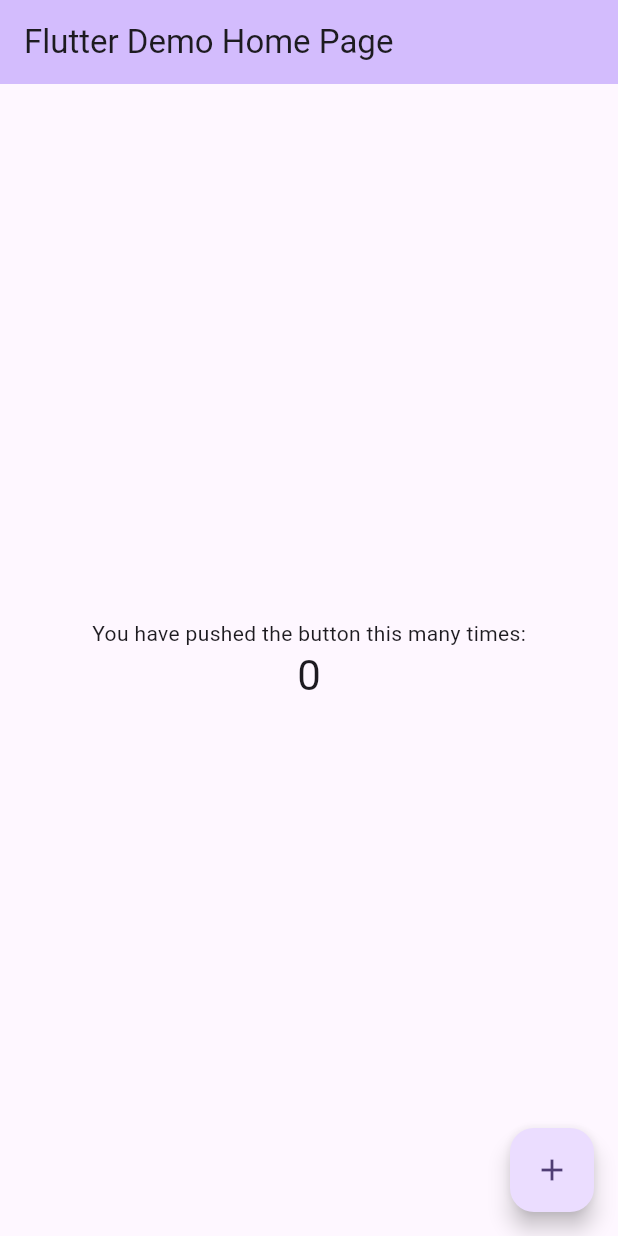
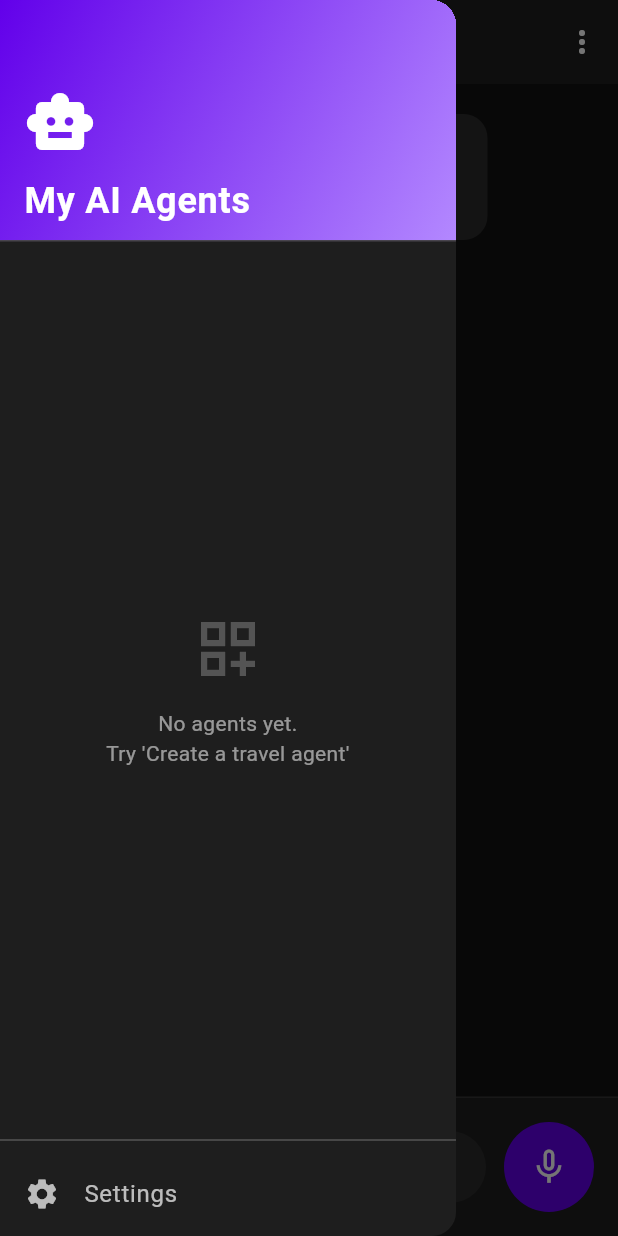
Before and after one commit to could-ai/019ab79e-c950-7c46-a707-5859878cebfb, a Flutter app: the screen it shows after launch, with the side drawer open (before the commit the screen has no drawer), on a phone screen of 412 x 824 dp. Run offline on Flutter 3.47's test engine with Material 3 defaults, Android fonts, the phone set to English and light mode, and no system bars.

Commit message:
Create ChatMessage model to represent messages in the chat interface.; Create AiAgent model to represent the AI agents created by the user.; Create MockAiService to simulate AI responses and agent creation logic.; Create AgentsDrawer widget to display the list of created AI agents.; Create VoiceInputWidget for the microphone button with animation effects.; Create ChatScreen as the main interface for the application.; Update main.dart to set up the dark theme and route to ChatScreen.

```diff
--- a/usr/lib/main.dart
+++ b/usr/lib/main.dart
@@ -1,4 +1,5 @@
 import 'package:flutter/material.dart';
+import 'screens/chat_screen.dart';
 
 void main() {
   runApp(const MyApp());
@@ -7,117 +8,23 @@ void main() {
 class MyApp extends StatelessWidget {
   const MyApp({super.key});
 
-  // This widget is the root of your application.
   @override
   Widget build(BuildContext context) {
     return MaterialApp(
-      title: 'Flutter Demo',
+      title: 'CouldAI',
       debugShowCheckedModeBanner: false,
       theme: ThemeData(
-        // This is the theme of your application.
-        //
-        // TRY THIS: Try running your application with "flutter run". You'll see
-        // the application has a purple toolbar. Then, without quitting the app,
-        // try changing the seedColor in the colorScheme below to Colors.green
-        // and then invoke "hot reload" (save your changes or press the "hot
-        // reload" button in a Flutter-supported IDE, or press "r" if you used
-        // the command line to start the app).
-        //
-        // Notice that the counter didn't reset back to zero; the application
-        // state is not lost during the reload. To reset the state, use hot
-        // restart instead.
-        //
-        // This works for code too, not just values: Most code changes can be
-        // tested with just a hot reload.
-        colorScheme: ColorScheme.fromSeed(seedColor: Colors.deepPurple),
+        colorScheme: ColorScheme.fromSeed(
+          seedColor: const Color(0xFF6200EA),
+          brightness: Brightness.dark,
+        ),
+        useMaterial3: true,
+        scaffoldBackgroundColor: const Color(0xFF121212),
       ),
       initialRoute: '/',
       routes: {
-        '/': (context) => const MyHomePage(title: 'Flutter Demo Home Page'),
+        '/': (context) => const ChatScreen(),
       },
     );
   }
 }
-
-class MyHomePage extends StatefulWidget {
-  const MyHomePage({super.key, required this.title});
-
-  // This widget is the home page of your application. It is stateful, meaning
-  // that it has a State object (defined below) that contains fields that affect
-  // how it looks.
-
-  // This class is the configuration for the state. It holds the values (in this
-  // case the title) provided by the parent (in this case the App widget) and
-  // used by the build method of the State. Fields in a Widget subclass are
-  // always marked "final".
-
-  final String title;
-
-  @override
-  State<MyHomePage> createState() => _MyHomePageState();
-}
-
-class _MyHomePageState extends State<MyHomePage> {
-  int _counter = 0;
-
-  void _incrementCounter() {
-    setState(() {
-      // This call to setState tells the Flutter framework that something has
-      // changed in this State, which causes it to rerun the build method below
-      // so that the display can reflect the updated values. If we changed
-      // _counter without calling setState(), then the build method would not be
-      // called again, and so nothing would appear to happen.
-      _counter++;
-    });
-  }
-
-  @override
-  Widget build(BuildContext context) {
-    // This method is rerun every time setState is called, for instance as done
-    // by the _incrementCounter method above.
-    //
-    // The Flutter framework has been optimized to make rerunning build methods
-    // fast, so that you can just rebuild anything that needs updating rather
-    // than having to individually change instances of widgets.
-    return Scaffold(
-      appBar: AppBar(
-        // TRY THIS: Try changing the color here to a specific color (to
-        // Colors.amber, perhaps?) and trigger a hot reload to see the AppBar
-        // change color while the other colors stay the same.
-        backgroundColor: Theme.of(context).colorScheme.inversePrimary,
-        // Here we take the value from the MyHomePage object that was created by
-        // the App.build method, and use it to set our appbar title.
-        title: Text(widget.title),
-      ),
-      body: Center(
-        // Center is a layout widget. It takes a single child and positions it
-        // in the middle of the parent.
-        child: Column(
-          // Column is also a layout widget. It takes a list of children and
-          // arranges them vertically. By default, it sizes itself to fit its
-          // children horizontally, and tries to be as tall as its parent.
-          //
-          // Column has various properties to control how it sizes itself and
-          // how it positions its children. Here we use mainAxisAlignment to
-          // center the children vertically; the main axis here is the vertical
-          // axis because Columns are vertical (the cross axis would be
-          // horizontal).
-          //
-          // TRY THIS: Invoke "debug painting" (choose the "Toggle Debug Paint"
-          // action in the IDE, or press "p" in the console), to see the
-          // wireframe for each widget.
-          mainAxisAlignment: MainAxisAlignment.center,
-          children: <Widget>[
-            const Text('You have pushed the button this many times:'),
-            Text('$_counter', style: Theme.of(context).textTheme.headlineMedium),
-          ],
-        ),
-      ),
-      floatingActionButton: FloatingActionButton(
-        onPressed: _incrementCounter,
-        tooltip: 'Increment',
-        child: const Icon(Icons.add),
-      ), // This trailing comma makes auto-formatting nicer for build methods.
-    );
-  }
-}
--- /dev/null
+++ b/usr/lib/models/ai_agent.dart
@@ -0,0 +1,13 @@
+class AiAgent {
+  final String id;
+  final String name;
+  final String description;
+  final String icon; // Using emoji for simplicity in this demo
+
+  AiAgent({
+    required this.id,
+    required this.name,
+    required this.description,
+    required this.icon,
+  });
+}
--- /dev/null
+++ b/usr/lib/models/chat_message.dart
@@ -0,0 +1,15 @@
+enum MessageSender { user, ai, system }
+
+class ChatMessage {
+  final String id;
+  final String text;
+  final MessageSender sender;
+  final DateTime timestamp;
+
+  ChatMessage({
+    required this.id,
+    required this.text,
+    required this.sender,
+    required this.timestamp,
+  });
+}
--- /dev/null
+++ b/usr/lib/screens/chat_screen.dart
@@ -0,0 +1,287 @@
+import 'package:flutter/material.dart';
+import '../models/chat_message.dart';
+import '../models/ai_agent.dart';
+import '../services/mock_ai_service.dart';
+import '../widgets/agents_drawer.dart';
+import '../widgets/voice_input_widget.dart';
+
+class ChatScreen extends StatefulWidget {
+  const ChatScreen({super.key});
+
+  @override
+  State<ChatScreen> createState() => _ChatScreenState();
+}
+
+class _ChatScreenState extends State<ChatScreen> {
+  final TextEditingController _textController = TextEditingController();
+  final ScrollController _scrollController = ScrollController();
+  final MockAiService _aiService = MockAiService();
+
+  final List<ChatMessage> _messages = [];
+  final List<AiAgent> _agents = [];
+
+  bool _isTyping = false;
+  bool _isListening = false;
+
+  @override
+  void initState() {
+    super.initState();
+    // Initial greeting
+    _addMessage(ChatMessage(
+      id: 'init',
+      text: "Hello! I'm CouldAI. Hold the mic button to speak, or type a command like 'Create a travel agent'.",
+      sender: MessageSender.ai,
+      timestamp: DateTime.now(),
+    ));
+  }
+
+  void _addMessage(ChatMessage message) {
+    setState(() {
+      _messages.add(message);
+    });
+    _scrollToBottom();
+  }
+
+  void _scrollToBottom() {
+    WidgetsBinding.instance.addPostFrameCallback((_) {
+      if (_scrollController.hasClients) {
+        _scrollController.animateTo(
+          _scrollController.position.maxScrollExtent,
+          duration: const Duration(milliseconds: 300),
+          curve: Curves.easeOut,
+        );
+      }
+    });
+  }
+
+  Future<void> _handleSubmitted(String text) async {
+    if (text.trim().isEmpty) return;
+
+    _textController.clear();
+
+    // Add user message
+    _addMessage(ChatMessage(
+      id: DateTime.now().toString(),
+      text: text,
+      sender: MessageSender.user,
+      timestamp: DateTime.now(),
+    ));
+
+    setState(() {
+      _isTyping = true;
+    });
+
+    // Check for agent creation
+    final newAgent = _aiService.extractAgentFromInput(text);
+
+    // Get AI response
+    final response = await _aiService.getResponse(text);
+
+    setState(() {
+      _isTyping = false;
+    });
+
+    _addMessage(response);
+
+    if (newAgent != null) {
+      // Simulate a small delay before "creating" the agent
+      await Future.delayed(const Duration(milliseconds: 800));
+      setState(() {
+        _agents.add(newAgent);
+      });
+
+      _addMessage(ChatMessage(
+        id: DateTime.now().toString(),
+        text: "✅ Created new agent: ${newAgent.name}\n${newAgent.description}",
+        sender: MessageSender.system,
+        timestamp: DateTime.now(),
+      ));
+    }
+  }
+
+  void _startListening() {
+    setState(() {
+      _isListening = true;
+    });
+    // In a real app, we would initialize SpeechToText here
+  }
+
+  void _stopListening() {
+    setState(() {
+      _isListening = false;
+    });
+
+    // Simulate voice recognition result
+    // For demo purposes, we'll pick a random command or use a placeholder
+    // In a real app, this would be the result from the STT engine
+
+    // Let's simulate different commands for variety based on random chance
+    final commands = [
+      "Create a travel agent for my trip to Japan",
+      "Create a coding assistant for Flutter",
+      "Create a fitness coach",
+      "Hello, how are you?",
+      "Create a cooking bot",
+    ];
+
+    final simulatedText = commands[DateTime.now().second % commands.length];
+
+    // Show a dialog to confirm what was "heard" (since we are mocking)
+    // This helps the user understand what's happening in the demo
+    showDialog(
+      context: context,
+      builder: (context) => AlertDialog(
+        title: const Text("Voice Input Simulated"),
+        content: Text("Simulated voice input: \"$simulatedText\""),
+        actions: [
+          TextButton(
+            onPressed: () => Navigator.pop(context),
+            child: const Text("Cancel"),
+          ),
+          FilledButton(
+            onPressed: () {
+              Navigator.pop(context);
+              _handleSubmitted(simulatedText);
+            },
+            child: const Text("Send"),
+          ),
+        ],
+      ),
+    );
+  }
+
+  @override
+  Widget build(BuildContext context) {
+    return Scaffold(
+      backgroundColor: const Color(0xFF121212),
+      appBar: AppBar(
+        backgroundColor: const Color(0xFF1E1E1E),
+        title: const Text('CouldAI', style: TextStyle(color: Colors.white)),
+        iconTheme: const IconThemeData(color: Colors.white),
+        actions: [
+          IconButton(
+            icon: const Icon(Icons.more_vert),
+            onPressed: () {},
+          ),
+        ],
+      ),
+      drawer: AgentsDrawer(agents: _agents),
+      body: Column(
+        children: [
+          Expanded(
+            child: ListView.builder(
+              controller: _scrollController,
+              padding: const EdgeInsets.all(16),
+              itemCount: _messages.length,
+              itemBuilder: (context, index) {
+                final msg = _messages[index];
+                return _buildMessageBubble(msg);
+              },
+            ),
+          ),
+          if (_isTyping)
+            Padding(
+              padding: const EdgeInsets.only(left: 16, bottom: 8),
+              child: Row(
+                children: [
+                  const SizedBox(
+                    width: 16,
+                    height: 16,
+                    child: CircularProgressIndicator(strokeWidth: 2)
+                  ),
+                  const SizedBox(width: 8),
+                  Text(
+                    "CouldAI is thinking...",
+                    style: TextStyle(color: Colors.white.withOpacity(0.5), fontSize: 12),
+                  ),
+                ],
+              ),
+            ),
+          _buildInputArea(),
+        ],
+      ),
+    );
+  }
+
+  Widget _buildMessageBubble(ChatMessage msg) {
+    final isUser = msg.sender == MessageSender.user;
+    final isSystem = msg.sender == MessageSender.system;
+
+    if (isSystem) {
+      return Container(
+        margin: const EdgeInsets.symmetric(vertical: 12),
+        padding: const EdgeInsets.all(12),
+        decoration: BoxDecoration(
+          color: Colors.green.withOpacity(0.1),
+          border: Border.all(color: Colors.green.withOpacity(0.3)),
+          borderRadius: BorderRadius.circular(12),
+        ),
+        child: Text(
+          msg.text,
+          textAlign: TextAlign.center,
+          style: const TextStyle(color: Colors.greenAccent),
+        ),
+      );
+    }
+
+    return Align(
+      alignment: isUser ? Alignment.centerRight : Alignment.centerLeft,
+      child: Container(
+        margin: const EdgeInsets.symmetric(vertical: 4),
+        padding: const EdgeInsets.symmetric(horizontal: 16, vertical: 12),
+        constraints: BoxConstraints(maxWidth: MediaQuery.of(context).size.width * 0.75),
+        decoration: BoxDecoration(
+          color: isUser ? const Color(0xFF6200EA) : const Color(0xFF2C2C2C),
+          borderRadius: BorderRadius.only(
+            topLeft: const Radius.circular(16),
+            topRight: const Radius.circular(16),
+            bottomLeft: isUser ? const Radius.circular(16) : Radius.zero,
+            bottomRight: isUser ? Radius.zero : const Radius.circular(16),
+          ),
+        ),
+        child: Text(
+          msg.text,
+          style: const TextStyle(color: Colors.white),
+        ),
+      ),
+    );
+  }
+
+  Widget _buildInputArea() {
+    return Container(
+      padding: const EdgeInsets.all(16),
+      decoration: const BoxDecoration(
+        color: Color(0xFF1E1E1E),
+        border: Border(top: BorderSide(color: Colors.white10)),
+      ),
+      child: Row(
+        children: [
+          Expanded(
+            child: TextField(
+              controller: _textController,
+              style: const TextStyle(color: Colors.white),
+              decoration: InputDecoration(
+                hintText: 'Type or speak...',
+                hintStyle: TextStyle(color: Colors.white.withOpacity(0.3)),
+                filled: true,
+                fillColor: const Color(0xFF2C2C2C),
+                border: OutlineInputBorder(
+                  borderRadius: BorderRadius.circular(24),
+                  borderSide: BorderSide.none,
+                ),
+                contentPadding: const EdgeInsets.symmetric(horizontal: 20, vertical: 10),
+              ),
+              onSubmitted: _handleSubmitted,
+            ),
+          ),
+          const SizedBox(width: 12),
+          VoiceInputWidget(
+            isListening: _isListening,
+            onStartListening: _startListening,
+            onStopListening: _stopListening,
+          ),
+        ],
+      ),
+    );
+  }
+}
--- /dev/null
+++ b/usr/lib/widgets/agents_drawer.dart
@@ -0,0 +1,110 @@
+import 'package:flutter/material.dart';
+import '../models/ai_agent.dart';
+
+class AgentsDrawer extends StatelessWidget {
+  final List<AiAgent> agents;
+
+  const AgentsDrawer({super.key, required this.agents});
+
+  @override
+  Widget build(BuildContext context) {
+    return Drawer(
+      backgroundColor: const Color(0xFF1E1E1E),
+      child: Column(
+        children: [
+          DrawerHeader(
+            decoration: const BoxDecoration(
+              gradient: LinearGradient(
+                colors: [Color(0xFF6200EA), Color(0xFFB388FF)],
+                begin: Alignment.topLeft,
+                end: Alignment.bottomRight,
+              ),
+            ),
+            child: SizedBox(
+              width: double.infinity,
+              child: Column(
+                crossAxisAlignment: CrossAxisAlignment.start,
+                mainAxisAlignment: MainAxisAlignment.end,
+                children: const [
+                  Icon(Icons.smart_toy, size: 48, color: Colors.white),
+                  SizedBox(height: 10),
+                  Text(
+                    'My AI Agents',
+                    style: TextStyle(
+                      color: Colors.white,
+                      fontSize: 24,
+                      fontWeight: FontWeight.bold,
+                    ),
+                  ),
+                ],
+              ),
+            ),
+          ),
+          Expanded(
+            child: agents.isEmpty
+                ? Center(
+                    child: Column(
+                      mainAxisAlignment: MainAxisAlignment.center,
+                      children: [
+                        Icon(Icons.dashboard_customize_outlined,
+                             size: 48, color: Colors.white24),
+                        const SizedBox(height: 16),
+                        const Text(
+                          "No agents yet.\nTry 'Create a travel agent'",
+                          textAlign: TextAlign.center,
+                          style: TextStyle(color: Colors.white54),
+                        ),
+                      ],
+                    ),
+                  )
+                : ListView.builder(
+                    padding: EdgeInsets.zero,
+                    itemCount: agents.length,
+                    itemBuilder: (context, index) {
+                      final agent = agents[index];
+                      return ListTile(
+                        leading: Container(
+                          width: 40,
+                          height: 40,
+                          alignment: Alignment.center,
+                          decoration: BoxDecoration(
+                            color: Colors.white10,
+                            borderRadius: BorderRadius.circular(8),
+                          ),
+                          child: Text(
+                            agent.icon,
+                            style: const TextStyle(fontSize: 24),
+                          ),
+                        ),
+                        title: Text(
+                          agent.name,
+                          style: const TextStyle(color: Colors.white),
+                        ),
+                        subtitle: Text(
+                          agent.description,
+                          style: const TextStyle(color: Colors.white54),
+                          maxLines: 1,
+                          overflow: TextOverflow.ellipsis,
+                        ),
+                        onTap: () {
+                          // In a real app, this would switch context to that agent
+                          Navigator.pop(context);
+                          ScaffoldMessenger.of(context).showSnackBar(
+                            SnackBar(content: Text('Switched to ${agent.name}')),
+                          );
+                        },
+                      );
+                    },
+                  ),
+          ),
+          const Divider(color: Colors.white24),
+          ListTile(
+            leading: const Icon(Icons.settings, color: Colors.white70),
+            title: const Text('Settings', style: TextStyle(color: Colors.white70)),
+            onTap: () {},
+          ),
+        ],
+      ),
+    );
+  }
+}
--- /dev/null
+++ b/usr/lib/widgets/voice_input_widget.dart
@@ -0,0 +1,84 @@
+import 'package:flutter/material.dart';
+import 'dart:async';
+
+class VoiceInputWidget extends StatefulWidget {
+  final bool isListening;
+  final VoidCallback onStartListening;
+  final VoidCallback onStopListening;
+
+  const VoiceInputWidget({
+    super.key,
+    required this.isListening,
+    required this.onStartListening,
+    required this.onStopListening,
+  });
+
+  @override
+  State<VoiceInputWidget> createState() => _VoiceInputWidgetState();
+}
+
+class _VoiceInputWidgetState extends State<VoiceInputWidget> with SingleTickerProviderStateMixin {
+  late AnimationController _controller;
+  late Animation<double> _scaleAnimation;
+
+  @override
+  void initState() {
+    super.initState();
+    _controller = AnimationController(
+      vsync: this,
+      duration: const Duration(milliseconds: 1000),
+    )..repeat(reverse: true);
+
+    _scaleAnimation = Tween<double>(begin: 1.0, end: 1.2).animate(
+      CurvedAnimation(parent: _controller, curve: Curves.easeInOut),
+    );
+  }
+
+  @override
+  void dispose() {
+    _controller.dispose();
+    super.dispose();
+  }
+
+  @override
+  Widget build(BuildContext context) {
+    return GestureDetector(
+      onLongPressStart: (_) => widget.onStartListening(),
+      onLongPressEnd: (_) => widget.onStopListening(),
+      // Also support tap toggle for web/desktop where long press might be awkward
+      onTap: () {
+        if (widget.isListening) {
+          widget.onStopListening();
+        } else {
+          widget.onStartListening();
+        }
+      },
+      child: AnimatedBuilder(
+        animation: _controller,
+        builder: (context, child) {
+          return Container(
+            width: 60,
+            height: 60,
+            decoration: BoxDecoration(
+              shape: BoxShape.circle,
+              color: widget.isListening ? Colors.redAccent : const Color(0xFF6200EA),
+              boxShadow: [
+                if (widget.isListening)
+                  BoxShadow(
+                    color: Colors.redAccent.withOpacity(0.5),
+                    blurRadius: 10 * _scaleAnimation.value,
+                    spreadRadius: 5 * _scaleAnimation.value,
+                  ),
+              ],
+            ),
+            child: Icon(
+              widget.isListening ? Icons.mic : Icons.mic_none,
+              color: Colors.white,
+              size: 28,
+            ),
+          );
+        },
+      ),
+    );
+  }
+}
```
Also changed, not shown: usr/lib/services/mock_ai_service.dart (added, +84 -0 lines).
